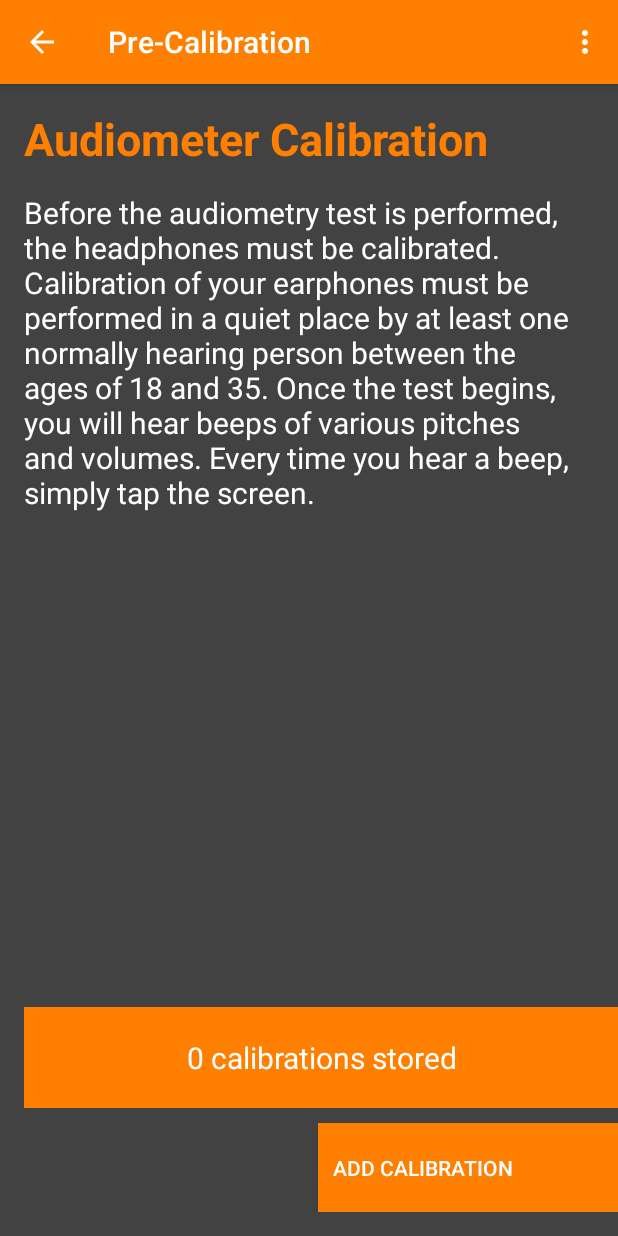
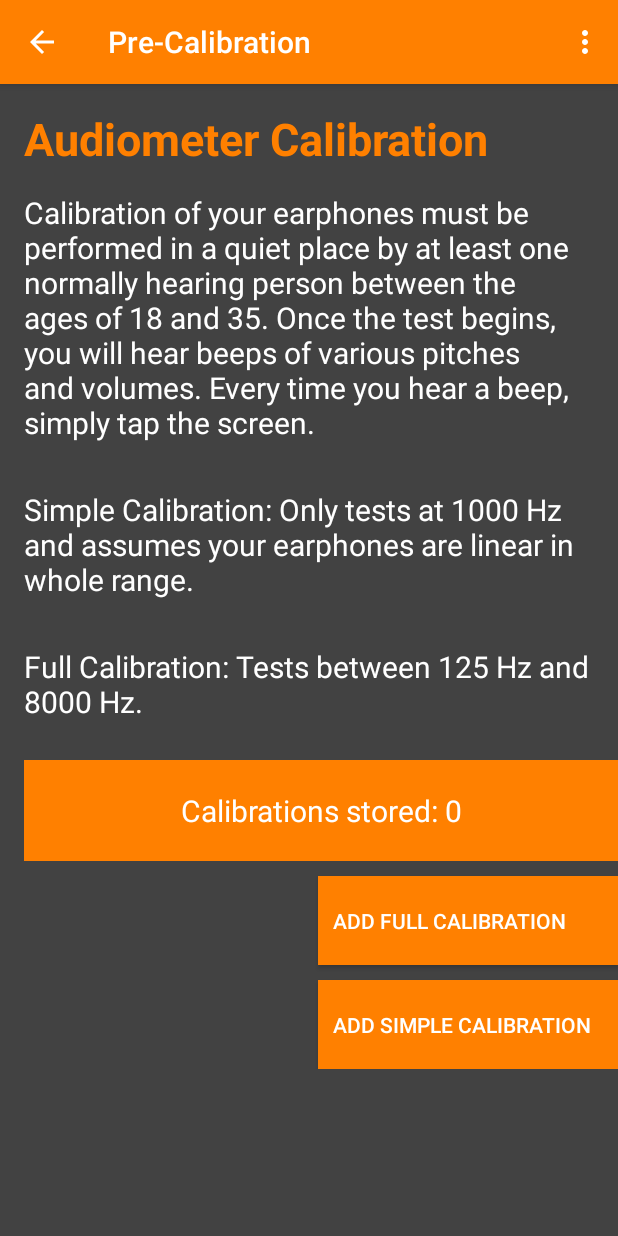
Before and after one commit to woheller69/audiometry, an Android app: the Pre_Calibration screen opened directly, with no data from a screen before it, on a phone screen of 412 x 824 dp. Run offline under Robolectric (Android 15) with nearby library versions, the phone set to English and light mode, and no system bars.

Commit message:
Add simple calibration @1000Hz only

```diff
--- a/app/src/main/res/layout/activity_pre__calibration.xml
+++ b/app/src/main/res/layout/activity_pre__calibration.xml
@@ -40,9 +40,26 @@
                 android:textSize="20sp"
                 android:text="@string/pre_calibration_info_body"
                 android:textColor="#FFFFFF" />
-
-           </LinearLayout>
-         </ScrollView>
+              <TextView
+                  android:id="@+id/pre_calibration_info_simple"
+                  android:layout_marginTop="15sp"
+                  android:layout_marginBottom="15sp"
+                  android:layout_marginRight="@dimen/activity_horizontal_margin"
+                  android:layout_width="wrap_content"
+                  android:layout_height="wrap_content"
+                  android:textSize="20sp"
+                  android:text="@string/pre_calibration_info_simple"
+                  android:textColor="#FFFFFF" />
+              <TextView
+                  android:id="@+id/pre_calibration_info_full"
+                  android:layout_marginTop="15sp"
+                  android:layout_marginBottom="15sp"
+                  android:layout_marginRight="@dimen/activity_horizontal_margin"
+                  android:layout_width="wrap_content"
+                  android:layout_height="wrap_content"
+                  android:textSize="20sp"
+                  android:text="@string/pre_calibration_info_full"
+                  android:textColor="#FFFFFF" />
 
               <TextView
                   android:id="@+id/numCalibrations"
@@ -64,7 +81,7 @@
               <Button
                   android:layout_width="200sp"
                   android:layout_height="wrap_content"
-        android:text="@string/button_begin_calibration"
+                  android:text="@string/button_begin_full_calibration"
                   android:background="@drawable/button_background"
                   android:layout_gravity="right"
                   android:gravity="left"
@@ -74,6 +91,21 @@
                   android:paddingTop="20sp"
                   android:paddingBottom="20sp"
                   android:onClick="gotoCalibration"
+                  />
+
+              <Button
+                  android:layout_width="200sp"
+                  android:layout_height="wrap_content"
+                  android:text="@string/button_begin_simple_calibration"
+                  android:background="@drawable/button_background"
+                  android:layout_gravity="right"
+                  android:gravity="left"
+                  android:layout_marginTop="10dp"
+                  android:paddingLeft="10sp"
+                  android:paddingRight="10sp"
+                  android:paddingTop="20sp"
+                  android:paddingBottom="20sp"
+                  android:onClick="gotoSimpleCalibration"
                   />
 
               <Button
@@ -94,3 +126,6 @@
                   />
 
            </LinearLayout>
+         </ScrollView>
+
+</LinearLayout>
--- a/app/src/main/res/values/strings.xml
+++ b/app/src/main/res/values/strings.xml
@@ -20,8 +20,12 @@
     <string name="title_activity_pre__calibration">Pre-Calibration</string>
     <string name="button_calibration">Calibration</string>
     <string name="pre_calibration_title">Audiometer Calibration</string>
-    <string name="pre_calibration_info_body">Before the audiometry test is performed, the headphones must be calibrated. Calibration of your earphones must be performed in a quiet place by at least one normally hearing person between the ages of 18 and 35. Once the test begins, you will hear beeps of various pitches and volumes. Every time you hear a beep, simply tap the screen.</string>
+    <string name="pre_calibration_info_body">Calibration of your earphones must be performed in a quiet place by at least one normally hearing person between the ages of 18 and 35. Once the test begins, you will hear beeps of various pitches and volumes. Every time you hear a beep, simply tap the screen.</string>
+    <string name="pre_calibration_info_simple">Simple Calibration: Only tests at 1000 Hz and assumes your earphones are linear in whole range.</string>
+    <string name="pre_calibration_info_full">Full Calibration: Tests between 125 Hz and 8000 Hz.</string>
     <string name="button_begin_calibration">Add calibration</string>
+    <string name="button_begin_full_calibration">Add full calibration</string>
+    <string name="button_begin_simple_calibration">Add simple calibration</string>
     <string name="title_activity_calibration">Calibration</string>
     <string name="calibration_in_progress">Calibrating&#8230;</string>
     <string name="test_complete_title">Test Complete!</string>
@@ -50,7 +54,7 @@
     <string name="right_ear">Right Ear</string>
     <string name="left_ear">Left Ear</string>
     <string name="button_delete_calibration">Delete Calibration</string>
-    <string name="num_calibrations">%d calibrations stored</string>
+    <string name="num_calibrations">Calibrations stored: %d</string>
     <string name="button_singlestart">Test single frequency</string>
     <string name="test_results">Test Results</string>
     <string name="no_test_results">Sorry! It seems there are no tests currently stored in memory. Please take a test, then return to this page to view the results.</string>
```
Also changed, not shown: app/src/main/java/ut/ewh/audiometrytest/PerformSingleTest.java (+6 -5 lines), app/src/main/java/ut/ewh/audiometrytest/PerformTest.java (+22 -8 lines), app/src/main/java/ut/ewh/audiometrytest/Pre_Calibration.java (+7 -1 lines). Lines whose indentation alone changed are shown as unchanged.
